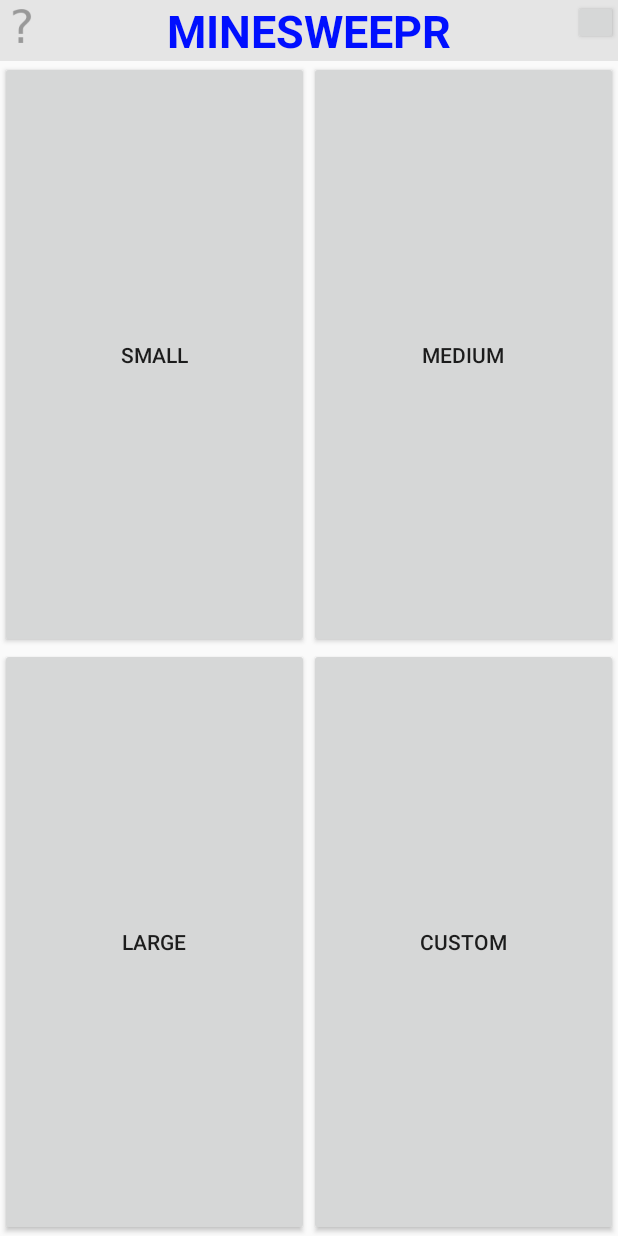
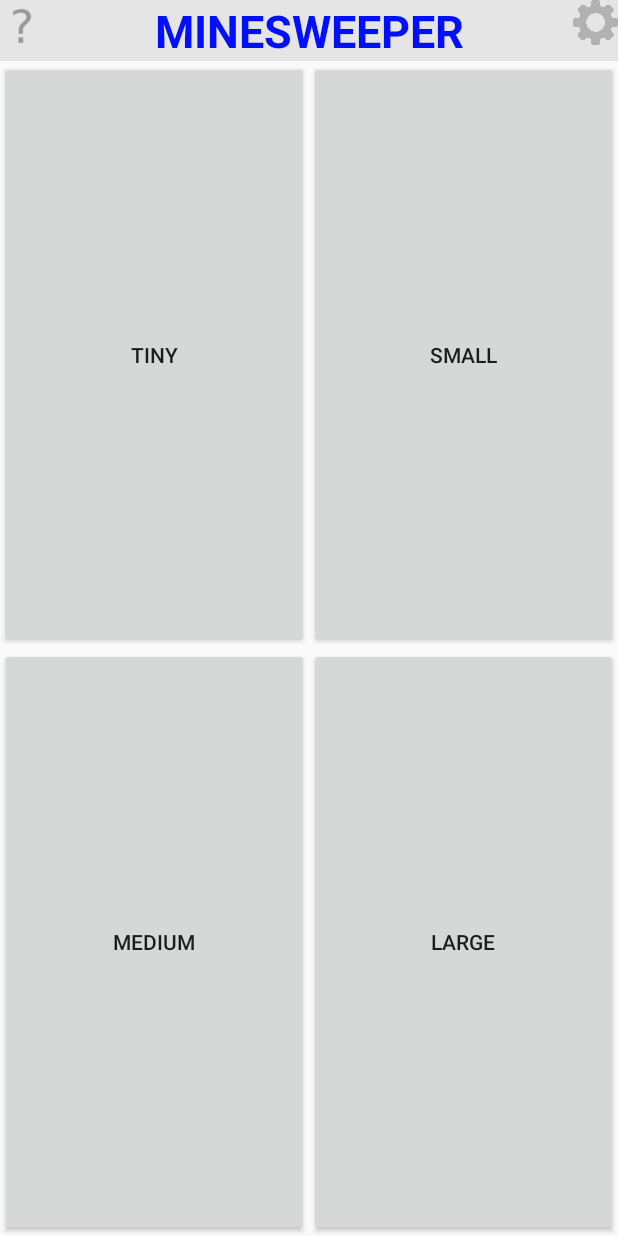
Before and after one commit to waford/Minesweaper, an Android app: the screen it shows after launch (MainActivity), on a phone screen of 412 x 824 dp. Run offline under Robolectric (Android 15) with nearby library versions, the light colour scheme and no system bars; our stand-ins replace AdMob.

Commit message:
Random Commit

```diff
--- a/app/build.gradle
+++ b/app/build.gradle
@@ -22,6 +22,7 @@ dependencies {
     implementation fileTree(dir: 'libs', include: ['*.jar'])
     implementation 'com.android.support:appcompat-v7:28.0.0'
     implementation 'com.android.support.constraint:constraint-layout:1.1.3'
+    implementation 'com.google.android.gms:play-services-ads:17.1.1'
     testImplementation 'junit:junit:4.12'
     androidTestImplementation 'com.android.support.test:runner:1.0.2'
     androidTestImplementation 'com.android.support.test.espresso:espresso-core:3.0.2'
--- a/app/src/main/java/com/android/waford/minsweaper/MainActivity.java
+++ b/app/src/main/java/com/android/waford/minsweaper/MainActivity.java
@@ -1,12 +1,12 @@
 package com.android.waford.minsweaper;
 
-import android.app.ActionBar;
 import android.content.Context;
 import android.content.Intent;
+import android.content.SharedPreferences;
 import android.content.res.Resources;
 import android.graphics.Color;
 import android.graphics.drawable.ColorDrawable;
-import android.support.constraint.ConstraintLayout;
+import android.support.v7.app.AlertDialog;
 import android.support.v7.app.AppCompatActivity;
 import android.os.Bundle;
 import android.view.LayoutInflater;
@@ -14,19 +14,31 @@ import android.view.View;
 import android.widget.Button;
 import android.widget.LinearLayout;
 import android.widget.PopupWindow;
-import android.widget.ScrollView;
-import android.widget.TableRow;
-import android.widget.TextView;
+import android.widget.RadioButton;
+import android.widget.RadioGroup;
+import com.google.android.gms.ads.MobileAds;
+import com.google.android.gms.ads.AdRequest;
+import com.google.android.gms.ads.AdView;
+
+import java.io.File;
+
 
 public class MainActivity extends AppCompatActivity {
 
+    private static final String DIFFICULTY_KEY = "difficulty";
+    private static final int EASY_DENSITY = 6;
+    private static final int MEDIUM_DENSITY = 5;
+    private static final int HARD_DENSITY = 4;
     LinearLayout menuBar;
     Button showInstructions;
     PopupWindow instructionsPopUp;
     View instructionsLayout;
-    TextView instructionsText;
-    Button instructionsExit;
-
+    private SharedPreferences sharedPreferences;
+    private View infoLayout;
+    private AlertDialog settings;
+    private AdView mainActivityAdView;
+    private int mineDensity;
+    private File directory;
 
     @Override
     protected void onCreate(Bundle savedInstanceState) {
@@ -34,6 +46,8 @@ public class MainActivity extends AppCompatActivity {
         setContentView(R.layout.activity_main);
         init();
         popUpInit();
+        settingsInit();
+        adInit();
     }
 
     private void init() {
@@ -41,16 +55,14 @@ public class MainActivity extends AppCompatActivity {
         menuBar = findViewById(R.id.MenuBar);
         LayoutInflater layoutInflater = (LayoutInflater) this.getSystemService(Context.LAYOUT_INFLATER_SERVICE);
         instructionsLayout = layoutInflater.inflate(R.layout.instruction_popup, null);
-//        instructionsText = new TextView(this);
-//        instructionsExit = new Button(this);
-//        instructionsScroll= new ScrollView(this);
-//        //Settings for text portion of instructions
-//        instructionsText.setText(getString(R.string.instructions));
-//        instructionsText.setTextAlignment(View.TEXT_ALIGNMENT_CENTER);
-//        //Settings for instructionsExit
-//
-//        //Scroll View
-//        instructionsScroll.addView(instructionsText);
+        layoutInflater = (LayoutInflater) this.getSystemService(Context.LAYOUT_INFLATER_SERVICE);
+        infoLayout = layoutInflater.inflate(R.layout.settings_info, null);
+        sharedPreferences = this.getPreferences(Context.MODE_PRIVATE);
+        mineDensity = sharedPreferences.getInt(DIFFICULTY_KEY, 6);
+
+        //Get highscore data
+        directory = this.getFilesDir();
+
     }
 
     private void popUpInit() {
@@ -64,10 +76,27 @@ public class MainActivity extends AppCompatActivity {
         instructionsPopUp.setOutsideTouchable(false);
     }
 
+    private void settingsInit() {
+        //Builds the setting dialog
+        AlertDialog.Builder builder = new AlertDialog.Builder(this);
+        builder.setView(infoLayout);
+        builder.setTitle("Info");
+        settings = builder.create();
+    }
+
+    private void adInit() {
+        MobileAds.initialize(this, "ca-app-pub-3203445673322999~8135639616");
+        mainActivityAdView = findViewById(R.id.mainScreenBanner);
+        AdRequest adRequest = new AdRequest.Builder().build();
+        mainActivityAdView.loadAd(adRequest);
+    }
+
+
     public void sendBoardData(View view) {
-        int numCols = Integer.parseInt(((Button) view).getContentDescription().toString()); // Gets number of columns associated with button
+        int numCols = Integer.parseInt((view).getContentDescription().toString()); // Gets number of columns associated with button
         Intent startGame = new Intent(this, GameBoard.class);
         startGame.putExtra("NUM_COLS", numCols);
+        startGame.putExtra("BOMB_DENSITY", mineDensity);
         startActivity(startGame);
     }
 
@@ -79,6 +108,42 @@ public class MainActivity extends AppCompatActivity {
         } else {
             instructionsPopUp.dismiss();
         }
+    }
 
+    public void toggleSettingsDialog(View view) {
+        //Toggles settings popup
+        if(view.getId() == R.id.rightMenuButton) {
+            RadioGroup radioGroup = infoLayout.findViewById(R.id.difficultyButtons);
+            switch(mineDensity) {
+                case EASY_DENSITY:
+                    radioGroup.check(radioGroup.getChildAt(0).getId());
+                    break;
+                case MEDIUM_DENSITY:
+                    radioGroup.check(radioGroup.getChildAt(1).getId());
+                    break;
+                case HARD_DENSITY:
+                    radioGroup.check(radioGroup.getChildAt(2).getId());
+                    break;
+            }
+            settings.show();
+        } else {
+            settings.dismiss();
+        }
+    }
+
+    public void changeDifficulty(View view) {
+        String level = ((RadioButton) view).getText().toString();
+        switch (level) {
+            case "Easy":
+                mineDensity = EASY_DENSITY;
+                break;
+            case "Medium":
+                mineDensity = MEDIUM_DENSITY;
+                break;
+            case "Hard":
+                mineDensity = HARD_DENSITY;
+                break;
+        }
+        sharedPreferences.edit().putInt(DIFFICULTY_KEY, mineDensity).apply();
     }
 }
--- a/app/src/main/res/layout/activity_main.xml
+++ b/app/src/main/res/layout/activity_main.xml
@@ -37,10 +37,12 @@
                 app:layout_constraintRight_toRightOf="@id/rightMenuButton"/>
 
             <Button
+                android:id="@+id/rightMenuButton"
                 style="@style/MenuBarButtons"
-                android:id="@+id/rightMenuButton"
-                app:layout_constraintTop_toTopOf="parent"
-                app:layout_constraintRight_toRightOf="parent"/>
+                android:background="@drawable/gear_icon"
+                android:onClick="toggleSettingsDialog"
+                app:layout_constraintRight_toRightOf="parent"
+                app:layout_constraintTop_toTopOf="parent" />
 
         </android.support.constraint.ConstraintLayout>
 
@@ -60,6 +62,16 @@
             android:layout_weight="1"
             android:layout_gravity="fill">
             <Button
+                android:id="@+id/TinyBoardButton"
+                android:layout_width="match_parent"
+                android:layout_height="match_parent"
+                android:layout_rowWeight="1"
+                android:layout_columnWeight="1"
+                android:text="@string/tinyButton"
+                android:onClick="sendBoardData"
+                android:contentDescription="@string/tinyNumCols"/>
+
+            <Button
                 android:id="@+id/SmallBoardButton"
                 android:layout_width="match_parent"
                 android:layout_height="match_parent"
@@ -69,6 +81,12 @@
                 android:onClick="sendBoardData"
                 android:contentDescription="@string/smallNumCols"/>
 
+
+        </TableRow>
+
+        <TableRow
+            android:layout_weight="1"
+            android:layout_gravity="center">
             <Button
                 android:id="@+id/MediumBoardButton"
                 android:layout_width="match_parent"
@@ -78,11 +96,7 @@
                 android:text="@string/mediumButton"
                 android:onClick="sendBoardData"
                 android:contentDescription="@string/mediumNumCols"/>
-        </TableRow>
 
-        <TableRow
-            android:layout_weight="1"
-            android:layout_gravity="center">
             <Button
                 android:id="@+id/LargeBoardButton"
                 android:layout_width="match_parent"
@@ -93,16 +107,21 @@
                 android:onClick="sendBoardData"
                 android:contentDescription="@string/largeNumCols"/>
 
-            <Button
-                android:id="@+id/CustomBoardButton"
-                android:layout_width="match_parent"
-                android:layout_height="match_parent"
-                android:layout_rowWeight="1"
-                android:layout_columnWeight="1"
-                android:text="@string/customButton" />
         </TableRow>
 
 
+        <com.google.android.gms.ads.AdView
+            xmlns:ads="http://schemas.android.com/apk/res-auto"
+            style="@style/bannerAds"
+            android:id="@+id/mainScreenBanner"
+            android:layout_width="wrap_content"
+            android:layout_height="wrap_content"
+            ads:adSize="BANNER"
+            ads:adUnitId="@string/testUnitId">
+        </com.google.android.gms.ads.AdView>
+
     </TableLayout>
 
+
+
 </android.support.constraint.ConstraintLayout>
--- /dev/null
+++ b/app/src/main/res/layout/leader_board.xml
@@ -0,0 +1,6 @@
+<?xml version="1.0" encoding="utf-8"?>
+<LinearLayout xmlns:android="http://schemas.android.com/apk/res/android"
+    android:layout_width="match_parent"
+    android:layout_height="match_parent">
+
+</LinearLayout>
--- a/app/src/main/res/values/strings.xml
+++ b/app/src/main/res/values/strings.xml
@@ -4,11 +4,20 @@
     <string name="mediumButton">Medium</string>
     <string name="largeButton">Large</string>
     <string name="customButton">Custom</string>
-    <string name="smallNumCols">5</string>
+    <string name="tinyNumCols">4</string>
+    <string name="smallNumCols">6</string>
     <string name="mediumNumCols">10</string>
     <string name="largeNumCols">15</string>
     <string name="startTimer">00:00</string>
-    <string name="minesweeperTitle">MINESWEEPR</string>
+    <string name="minesweeperTitle">MINESWEEPER</string>
     <string name="instructions">Place holder for Instructions on how to play Minesweeper</string>
     <string name="popupTitle">How to Play:</string>
+    <string name="mainActivitytBannerUnitId">ca-app-pub-3203445673322999/9392880964</string>
+    <string name="gameBoardBannerUnitId">ca-app-pub-3203445673322999/9133273930</string>
+    <string name="testUnitId">ca-app-pub-3940256099942544/6300978111</string>
+    <string name="tinyButton">Tiny</string>
+    <string name="VersionInfo">Version: 1.0   Created by Wesley Ford</string>
+    <string name="rate_this_app">Rate this App</string>
+    <string name="highscores">HighScores</string>
+    <string name="difficulty">Difficulty: </string>
 </resources>
--- a/app/src/main/res/values/styles.xml
+++ b/app/src/main/res/values/styles.xml
@@ -25,4 +25,19 @@
         <item name="android:layout_height">match_parent</item>
     </style>
 
+    <style name="bannerAds">
+        <item name="android:layout_height">wrap_content</item>
+        <item name="android:layout_width">wrap_content</item>
+        <item name="android:background">@color/backGroundGrey</item>
+    </style>
+
+    <style name="settingsDialogButtons">
+        <item name="android:layout_height">wrap_content</item>
+        <item name="android:layout_width">match_parent</item>
+        <item name="android:background">#FFFF</item>
+    </style>
+
+    <style name="dialogRadioButtons">
+        <item name="android:textSize">15sp</item>
+    </style>
 </resources>
```
Also changed, not shown: app/src/main/AndroidManifest.xml (+7 -3 lines), app/src/main/java/com/android/waford/minsweaper/GameBoard.java (+131 -44 lines), app/src/main/res/layout/game_board.xml (+39 -13 lines), app/src/main/res/layout/settings_info.xml (added, +68 -0 lines), app/src/main/res/drawable/bottom_bar.png (added), app/src/main/res/drawable/gear_icon.png (added), 1 other file.
